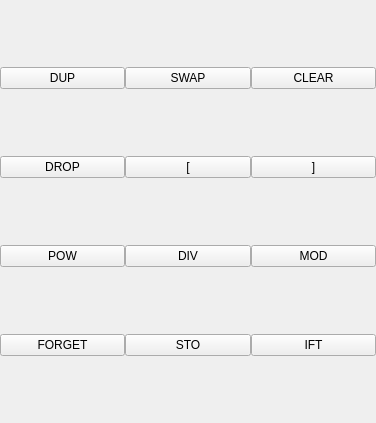
Qt form src/interface/widgets/keyboardfunctions/keyboardfunctions.ui (StephaneBranly/LO21-RPN-Calculator) before a commit.
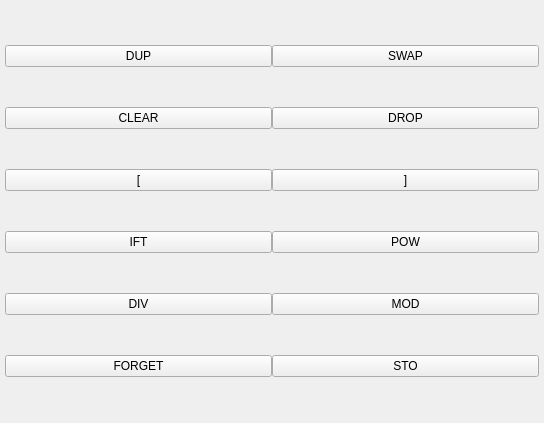
The same form after that commit.

What changed in the file:
```diff
--- a/src/interface/widgets/keyboardfunctions/keyboardfunctions.ui
+++ b/src/interface/widgets/keyboardfunctions/keyboardfunctions.ui
@@ -6,36 +6,42 @@
    <rect>
     <x>0</x>
     <y>0</y>
-    <width>376</width>
+    <width>544</width>
     <height>423</height>
    </rect>
   </property>
   <property name="windowTitle">
    <string>Form</string>
   </property>
-  <layout class="QHBoxLayout" name="horizontalLayout">
+  <layout class="QHBoxLayout" name="horizontalLayout" stretch="0">
    <property name="spacing">
     <number>0</number>
    </property>
    <property name="leftMargin">
-    <number>0</number>
+    <number>5</number>
    </property>
    <property name="topMargin">
-    <number>0</number>
+    <number>5</number>
    </property>
    <property name="rightMargin">
-    <number>0</number>
+    <number>5</number>
    </property>
    <property name="bottomMargin">
-    <number>0</number>
+    <number>5</number>
    </property>
    <item>
     <layout class="QVBoxLayout" name="verticalLayout">
      <property name="spacing">
       <number>0</number>
      </property>
+     <property name="leftMargin">
+      <number>0</number>
+     </property>
      <item>
       <layout class="QHBoxLayout" name="horizontalLayout_2">
+       <property name="leftMargin">
+        <number>0</number>
+       </property>
        <item>
         <widget class="QPushButton" name="ButtonDUP">
          <property name="text">
@@ -50,6 +56,10 @@
          </property>
         </widget>
        </item>
+      </layout>
+     </item>
+     <item>
+      <layout class="QHBoxLayout" name="horizontalLayout_8">
        <item>
         <widget class="QPushButton" name="ButtonCLEAR">
          <property name="text">
@@ -57,10 +67,6 @@
          </property>
         </widget>
        </item>
-      </layout>
-     </item>
-     <item>
-      <layout class="QHBoxLayout" name="horizontalLayout_3">
        <item>
         <widget class="QPushButton" name="ButtonDROP">
          <property name="text">
@@ -68,6 +74,10 @@
          </property>
         </widget>
        </item>
+      </layout>
+     </item>
+     <item>
+      <layout class="QHBoxLayout" name="horizontalLayout_7">
        <item>
         <widget class="QPushButton" name="ButtonLC">
          <property name="text">
@@ -85,7 +95,14 @@
       </layout>
      </item>
      <item>
-      <layout class="QHBoxLayout" name="horizontalLayout_4">
+      <layout class="QHBoxLayout" name="horizontalLayout_3">
+       <item>
+        <widget class="QPushButton" name="ButtonIFT">
+         <property name="text">
+          <string>IFT</string>
+         </property>
+        </widget>
+       </item>
        <item>
         <widget class="QPushButton" name="ButtonPOW">
          <property name="text">
@@ -93,6 +110,10 @@
          </property>
         </widget>
        </item>
+      </layout>
+     </item>
+     <item>
+      <layout class="QHBoxLayout" name="horizontalLayout_4">
        <item>
         <widget class="QPushButton" name="ButtonDIV">
          <property name="text">
@@ -125,13 +146,6 @@
          </property>
         </widget>
        </item>
-       <item>
-        <widget class="QPushButton" name="ButtonIFT">
-         <property name="text">
-          <string>IFT</string>
-         </property>
-        </widget>
-       </item>
       </layout>
      </item>
     </layout>
```
